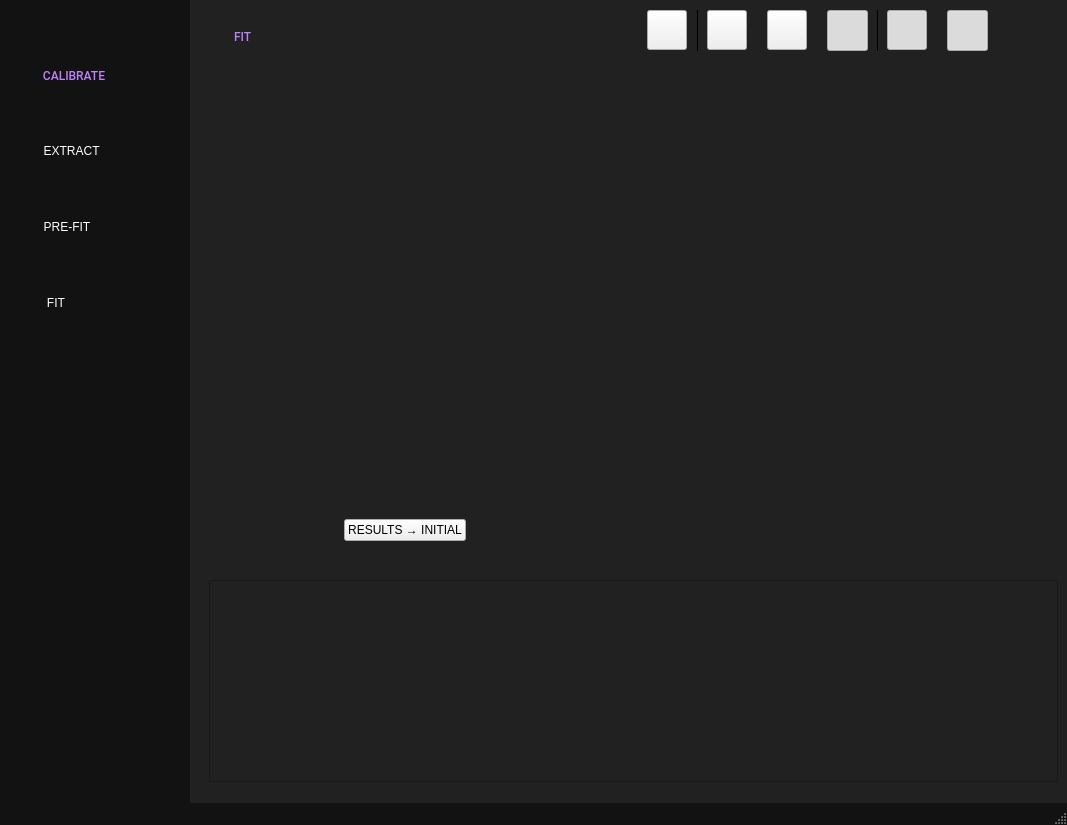
scqubits/qfit, file resources/ui_window.ui: the form before one commit.
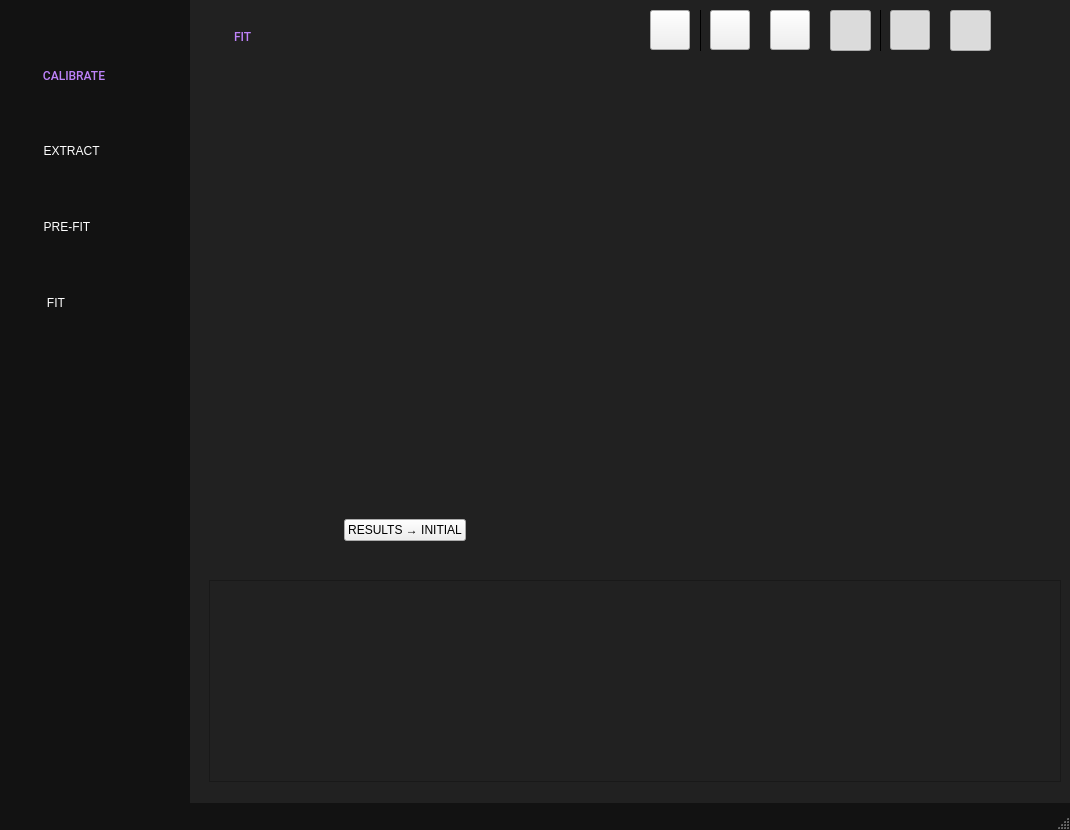
The form after the commit. The open tabs and pages were chosen to show the change. Icons and pictures are not drawn. Custom widgets are drawn as their Qt base class.

Commit message: remove a central widget

What changed in the file:
```diff
--- a/resources/ui_window.ui
+++ b/resources/ui_window.ui
@@ -13,7 +13,7 @@
    <rect>
     <x>0</x>
     <y>0</y>
-    <width>1067</width>
+    <width>1070</width>
     <height>806</height>
    </rect>
   </property>
@@ -25,7 +25,7 @@
   </property>
   <property name="minimumSize">
    <size>
-    <width>330</width>
+    <width>0</width>
     <height>0</height>
    </size>
   </property>
@@ -437,39 +437,6 @@
      <verstretch>0</verstretch>
     </sizepolicy>
    </property>
-   <layout class="QHBoxLayout" name="horizontalLayout_2">
-    <property name="spacing">
-     <number>0</number>
-    </property>
-    <property name="leftMargin">
-     <number>0</number>
-    </property>
-    <property name="topMargin">
-     <number>0</number>
-    </property>
-    <property name="rightMargin">
-     <number>0</number>
-    </property>
-    <property name="bottomMargin">
-     <number>0</number>
-    </property>
-    <item>
-     <widget class="QFrame" name="fullWindowFrame">
-      <property name="maximumSize">
-       <size>
-        <width>16777215</width>
-        <height>16777215</height>
-       </size>
-      </property>
-      <property name="frameShape">
-       <enum>QFrame::NoFrame</enum>
-      </property>
-      <property name="frameShadow">
-       <enum>QFrame::Raised</enum>
-      </property>
-      <property name="lineWidth">
-       <number>1</number>
-      </property>
       <layout class="QVBoxLayout" name="verticalLayout">
        <property name="spacing">
         <number>0</number>
@@ -4305,10 +4272,22 @@
        </item>
       </layout>
      </widget>
-    </item>
-   </layout>
-  </widget>
   <widget class="QStatusBar" name="statusBar">
+   <property name="enabled">
+    <bool>true</bool>
+   </property>
+   <property name="sizePolicy">
+    <sizepolicy hsizetype="Preferred" vsizetype="Fixed">
+     <horstretch>0</horstretch>
+     <verstretch>0</verstretch>
+    </sizepolicy>
+   </property>
+   <property name="minimumSize">
+    <size>
+     <width>0</width>
+     <height>27</height>
+    </size>
+   </property>
    <property name="styleSheet">
     <string notr="true"/>
    </property>
```
Left out of the diff: 111 changed lines with no effect on the pictures. Lines whose indentation alone changed are shown as unchanged. The commit also changes 2 other files.
